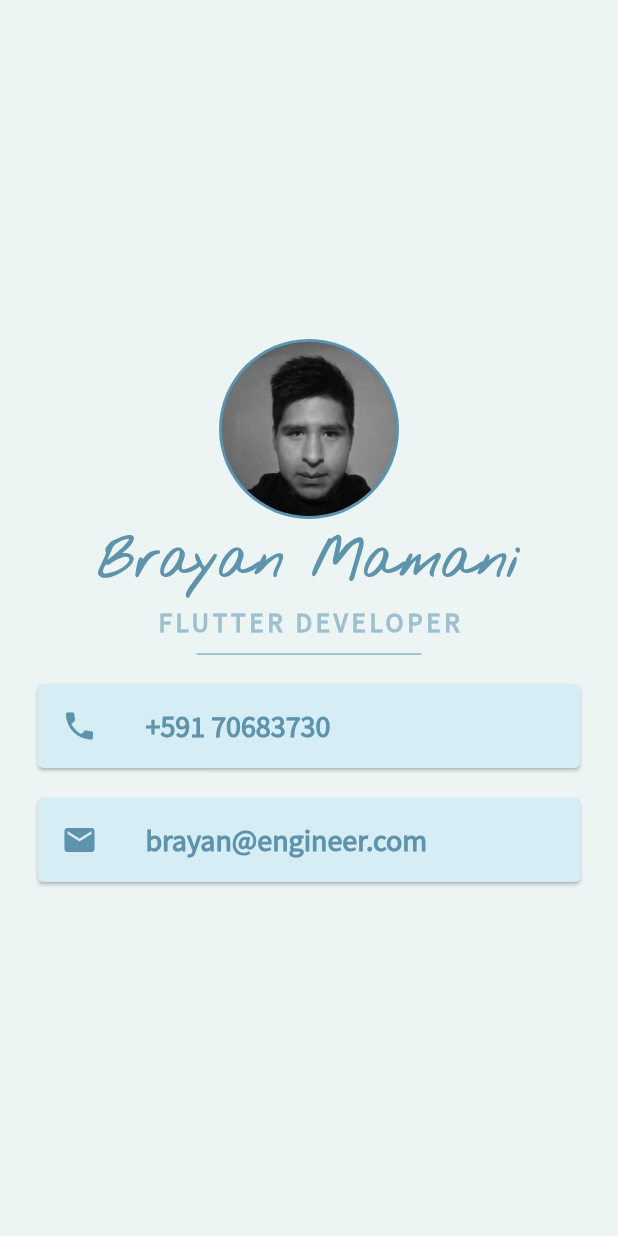
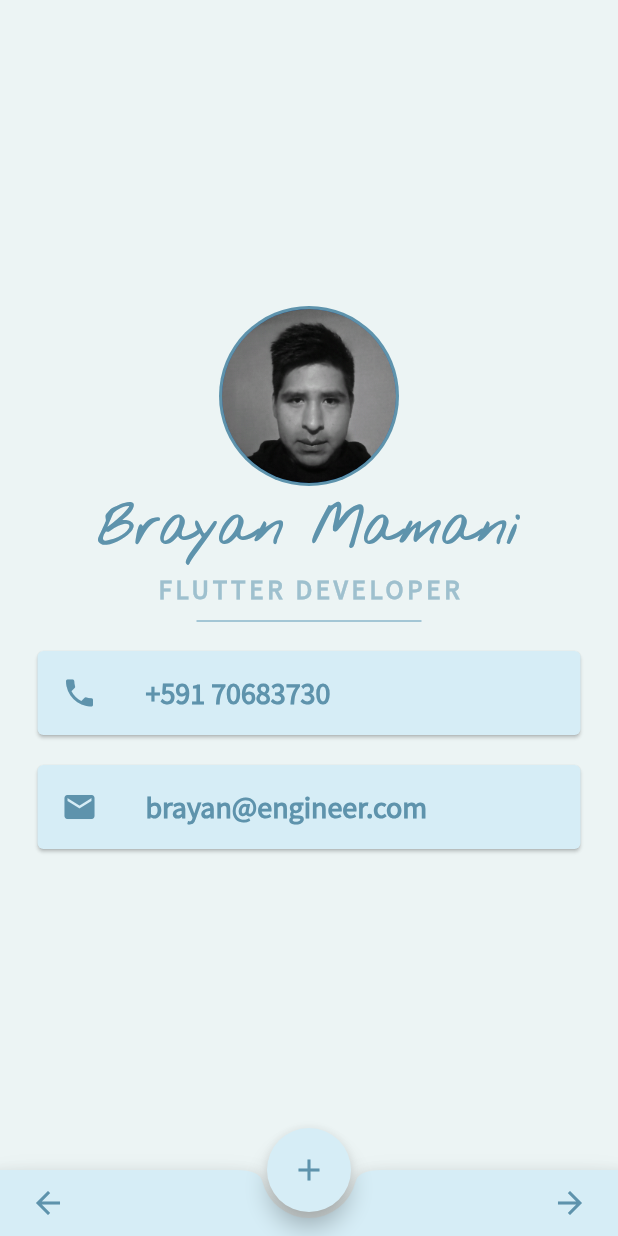
Before and after one commit to darteloper/mi_card, a Flutter app: the screen it shows after launch, on a phone screen of 412 x 824 dp. Run offline on Flutter 3.47's test engine with Material 2 defaults, Android fonts, the phone set to English and light mode, and no system bars.

Commit message:
Added App bar

```diff
--- a/lib/main.dart
+++ b/lib/main.dart
@@ -95,6 +95,30 @@ class MyApp extends StatelessWidget {
             ],
           ),
         ),
+        floatingActionButton: FloatingActionButton(
+          backgroundColor:Color(0xFFd6edf6) ,
+          onPressed: (){},
+          child: Icon(Icons.add,color: Color(0xFF5e93ac) ,),
+        ),
+        floatingActionButtonLocation: FloatingActionButtonLocation.centerDocked,
+        bottomNavigationBar: BottomAppBar(
+          shape: CircularNotchedRectangle(),
+          color:Color(0xFFd6edf6) ,
+          child: Row(
+            mainAxisAlignment: MainAxisAlignment.spaceBetween,
+            children: [
+              Padding(
+                padding: EdgeInsets.symmetric(horizontal: 20,vertical: 10),
+                child: Icon(Icons.arrow_back,color: Color(0xFF5e93ac) ,),
+              ),
+              Padding(
+                padding: EdgeInsets.symmetric(horizontal: 20,vertical: 10),
+                child: Icon(Icons.arrow_forward,color: Color(0xFF5e93ac) ,),
+              ),
+
+            ],
+          ),
+        ),
       ),
     );
   }
```
